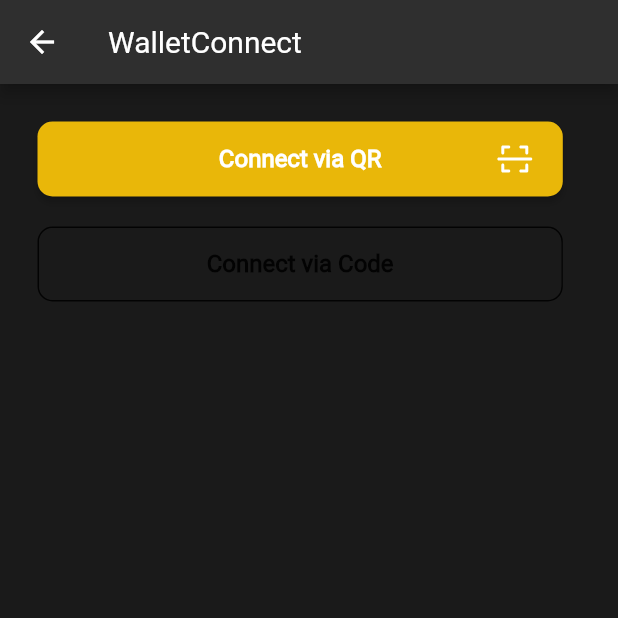
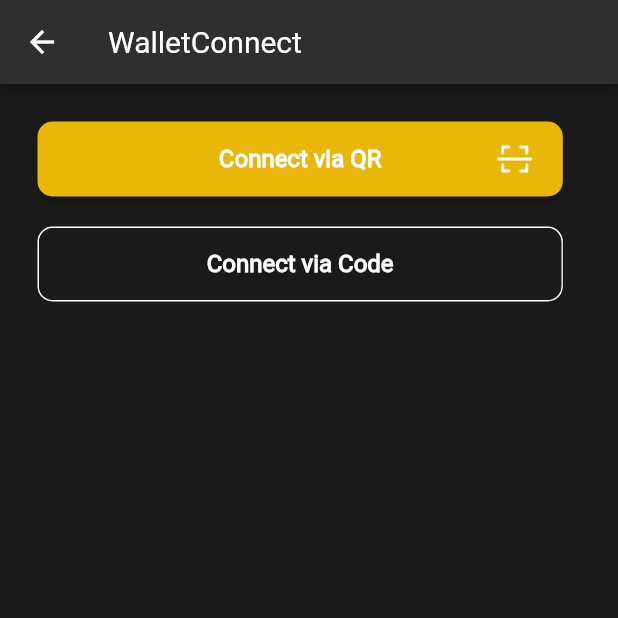
Before and after one commit to lambo10/greedyGames, a Flutter app: the WalletConnect screen opened directly, on a phone screen of 412 x 824 dp, the top half of it. Run offline on Flutter 3.47's test engine with Material 2 defaults, Android fonts, the phone set to English and light mode, and no system bars; our stand-ins replace animated_splash_screen, awesome_dialog, built_collection, built_value, cached_network_image, charts_flutter and 27 more; missing offline and left inert: algorand_dart, base32, base_x, bech32, bip32, bip32_ed25519 and 36 more; accounts and stored records are empty; generated files the repository leaves out were written again.

Commit message:
fixed contrast in wallet connect code

```diff
--- a/lib/screens/wallet_connect.dart
+++ b/lib/screens/wallet_connect.dart
@@ -122,10 +122,8 @@ class _WalletConnectState extends State<WalletConnect> {
                         Container(
                           decoration: BoxDecoration(
                             border: Border.all(
-                              color: Theme.of(context)
-                                  .primaryTextTheme
-                                  .bodyLarge
-                                  .color,
+                              color:
+                                  Theme.of(context).textTheme.bodyLarge.color,
                             ),
                             borderRadius: const BorderRadius.all(
                               Radius.circular(10),
@@ -157,7 +155,7 @@ class _WalletConnectState extends State<WalletConnect> {
                                   fontSize: 16,
                                   fontWeight: FontWeight.bold,
                                   color: Theme.of(context)
-                                      .primaryTextTheme
+                                      .textTheme
                                       .bodyLarge
                                       .color,
                                 ),
```
